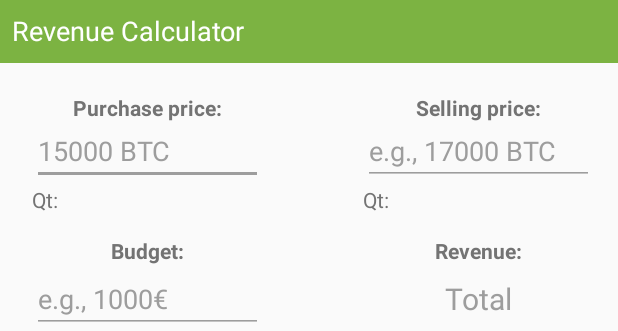
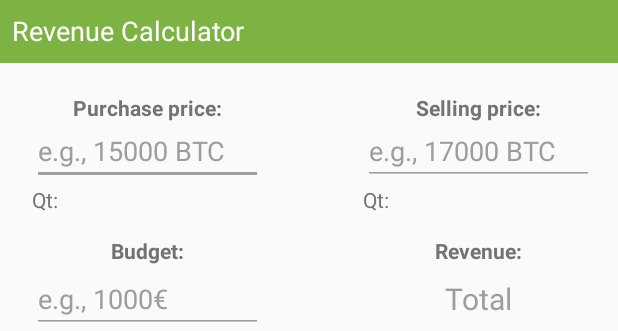
Before and after one commit to grosa1/MonUP-App, an Android app: the layout fragment_calculator.xml on its own in the app's theme, with its tools: preview values and no code run, on a phone screen of 412 x 824 dp. Shown: the top 331 px of the screen. Run offline under Robolectric (Android 15) with nearby library versions, the phone set to English and light mode, and no system bars.

```diff
--- a/app/src/main/res/layout/fragment_calculator.xml
+++ b/app/src/main/res/layout/fragment_calculator.xml
@@ -40,7 +40,7 @@
             android:layout_width="154dp"
             android:layout_height="42dp"
             android:ems="10"
-            android:hint="15000 BTC"
+            android:hint="e.g., 15000 BTC"
             android:inputType="numberDecimal"
             android:layout_marginStart="21dp"
             android:layout_below="@+id/textView1"
```
